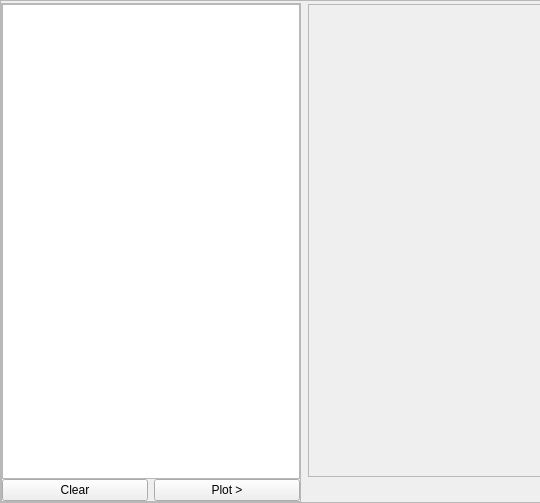
This is SEEL_Apps/templates/graph_and_sheet.ui in jithinbp/SEELablet-apps as Qt 5 draws it before an edit; both pictures show x 0 to 540 and y 0 to 503 of the 832 by 503 pixel window. The edited form follows.
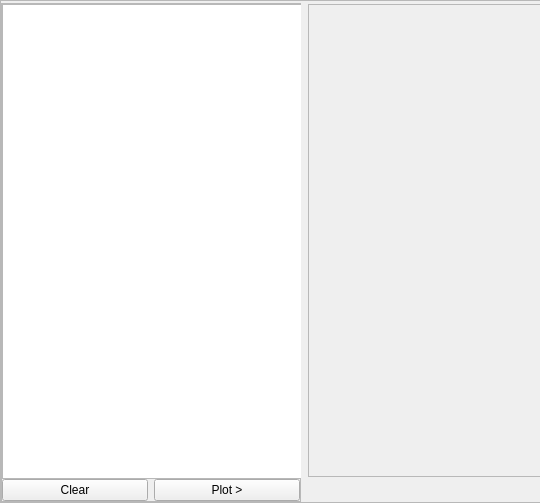
This is the edited form.

Diff of the .ui file:
```diff
--- a/SEEL_Apps/templates/graph_and_sheet.ui
+++ b/SEEL_Apps/templates/graph_and_sheet.ui
@@ -227,6 +227,12 @@
           </property>
           <item>
            <widget class="QTableWidget" name="table">
+            <property name="minimumSize">
+             <size>
+              <width>300</width>
+              <height>0</height>
+             </size>
+            </property>
             <attribute name="horizontalHeaderDefaultSectionSize">
              <number>85</number>
             </attribute>
```
Left out of the diff: 2 changed lines with no effect on the pictures.
